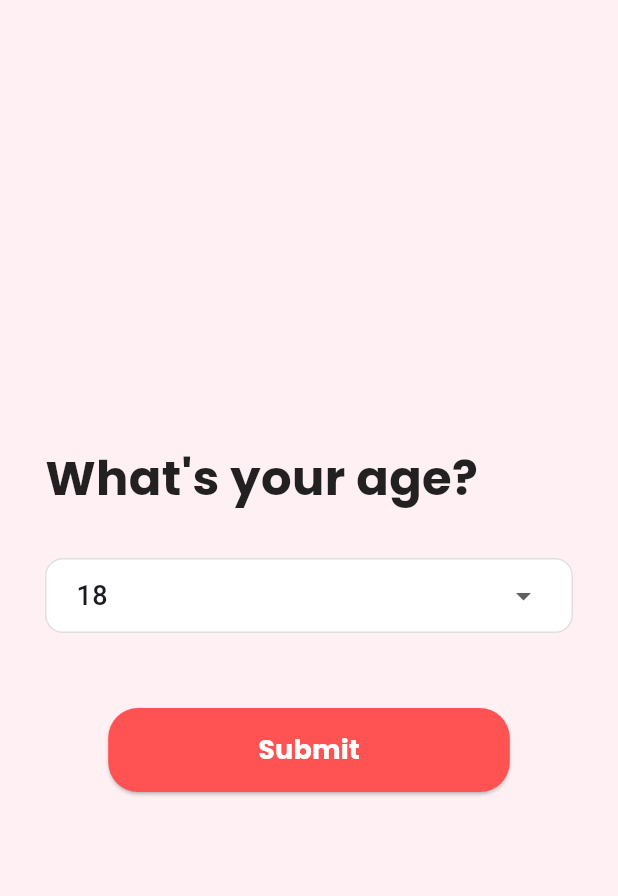
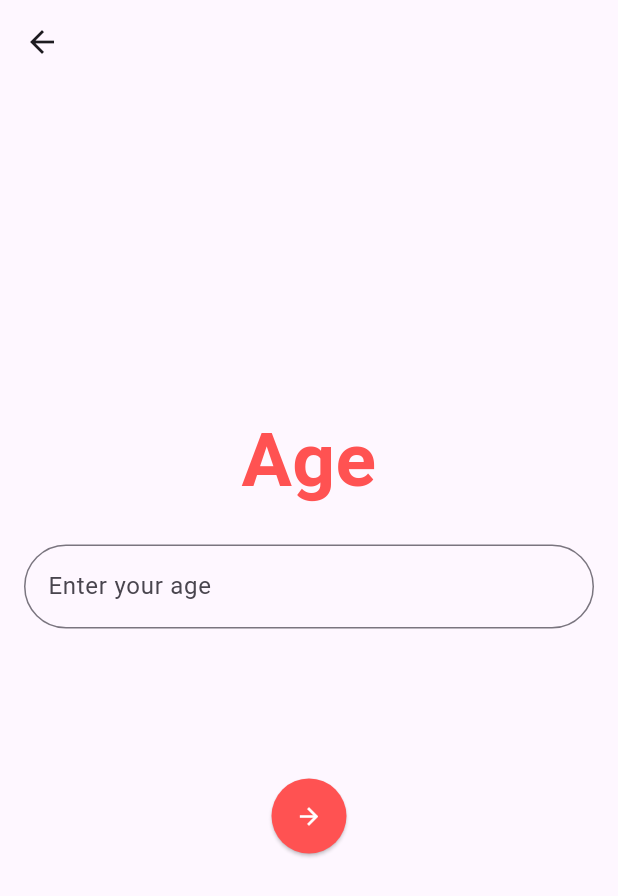
Before and after one commit to krithik-codes/FemFlow_flutter_frame, a Flutter app: the Intro3 screen opened directly, on a phone screen of 412 x 824 dp. Shown: the top 896 px of the screen. Run offline on Flutter 3.47's test engine with Material 3 defaults, Android fonts, the phone set to English and light mode, and no system bars.

Commit message:
all pages initiated

```diff
--- a/flowfem_app/lib/pages/intro3.dart
+++ b/flowfem_app/lib/pages/intro3.dart
@@ -1,98 +1,59 @@
 import 'package:flutter/material.dart';
-
-class Intro3 extends StatefulWidget {
+import 'mainhome.dart';
+class Intro3 extends StatelessWidget {
   const Intro3({super.key});
-
-  @override
-  _Intro3State createState() => _Intro3State();
-}
-
-class _Intro3State extends State<Intro3> {
-  int selectedAge = 18; // Default age
 
   @override
   Widget build(BuildContext context) {
     return Scaffold(
-      backgroundColor: Color(0xFFFFF1F3), // Light pink background
-      body: Padding(
-        padding: const EdgeInsets.symmetric(horizontal: 30),
+      appBar: AppBar(
+        title: Text(''),
+      ),
+      body: Center(
+        child: Padding(
+          padding: const EdgeInsets.all(16.0),
           child: Column(
             mainAxisAlignment: MainAxisAlignment.center,
-          crossAxisAlignment: CrossAxisAlignment.start,
             children: [
-            Text(
-              "What's your age?",
-              style: TextStyle(
-                fontFamily: 'Poppins',
-                fontSize: 32,
-                fontWeight: FontWeight.w700,
-                color: Colors.black87,
+              Center(
+                child: Text(
+                  'Age',
+                  textAlign: TextAlign.center,
+                  style: TextStyle(fontSize: 50, fontWeight: FontWeight.bold, color: Color(0xFFFF5252)),
                 ),
               ),
-            SizedBox(height: 30),
-
-            // Age Picker (Dropdown)
-            Container(
-              padding: EdgeInsets.symmetric(horizontal: 20),
-              decoration: BoxDecoration(
-                color: Colors.white,
-                borderRadius: BorderRadius.circular(12),
-                border: Border.all(color: Colors.grey.shade300),
+              SizedBox(height: 20),
+              TextField(
+                decoration: InputDecoration(
+                  border: OutlineInputBorder(
+                    borderRadius: BorderRadius.all(Radius.circular(30.0)),
                   ),
-              child: DropdownButtonHideUnderline(
-                child: DropdownButton<int>(
-                  value: selectedAge,
-                  items: List.generate(51, (index) {
-                    int age = index + 10;
-                    return DropdownMenuItem(
-                      value: age,
-                      child: Text(
-                        age.toString(),
-                        style: TextStyle(fontSize: 18),
-                      ),
-                    );
-                  }),
-                  onChanged: (value) {
-                    setState(() {
-                      selectedAge = value!;
-                    });
-                  },
-                  isExpanded: true,
+                  labelText: 'Enter your age',
                 ),
               ),
+              SizedBox(height: 100), // Spacer to push arrow button towards the mid-end
+              Padding(
+                padding: const EdgeInsets.only(bottom: 40.0),
+                child: ElevatedButton(
+                  onPressed: () {
+                    Navigator.push(
+                      context,
+                      MaterialPageRoute(builder: (context) => MainHome()),
+                    );
+                    // Add navigation or action for the next page here
+                  },
+                  style: ElevatedButton.styleFrom(
+                    shape: CircleBorder(),
+                    padding: EdgeInsets.all(16),
+                    backgroundColor: Color(0xFFFF5252),
                   ),
-
-            SizedBox(height: 50),
-
-            // Submit Button
-            Center(
-              child: ElevatedButton(
-                style: ElevatedButton.styleFrom(
-                  backgroundColor: Color.fromRGBO(255, 82, 82, 1),
-                  padding: EdgeInsets.symmetric(horizontal: 100, vertical: 15),
-                  shape: RoundedRectangleBorder(
-                    borderRadius: BorderRadius.circular(20),
-                  ),
-                ),
-                onPressed: () {
-                  // Save age and navigate to the next page
-                  print("Selected Age: $selectedAge"); // Debugging log
-                  // Add navigation to the next page if needed
-                },
-                child: Text(
-                  "Submit",
-                  style: TextStyle(
-                    fontSize: 18,
-                    fontFamily: 'Poppins',
-                    fontWeight: FontWeight.bold,
-                    color: Colors.white,
-                  ),
-                ),
+                  child: Icon(Icons.arrow_forward, color: Colors.white),
                 ),
               ),
             ],
           ),
         ),
+      ),
     );
   }
 }
```
Also changed, not shown: flowfem_app/lib/pages/food.dart (added, +20 -0 lines), flowfem_app/lib/pages/intro2.dart (+50 -1 lines), flowfem_app/lib/pages/mainhome.dart (+66 -0 lines), flowfem_app/lib/pages/tips.dart (+21 -0 lines), flowfem_app/lib/pages/track.dart (+21 -0 lines), flowfem_app/lib/pages/home.dart (deleted). Lines whose indentation alone changed are shown as unchanged.
